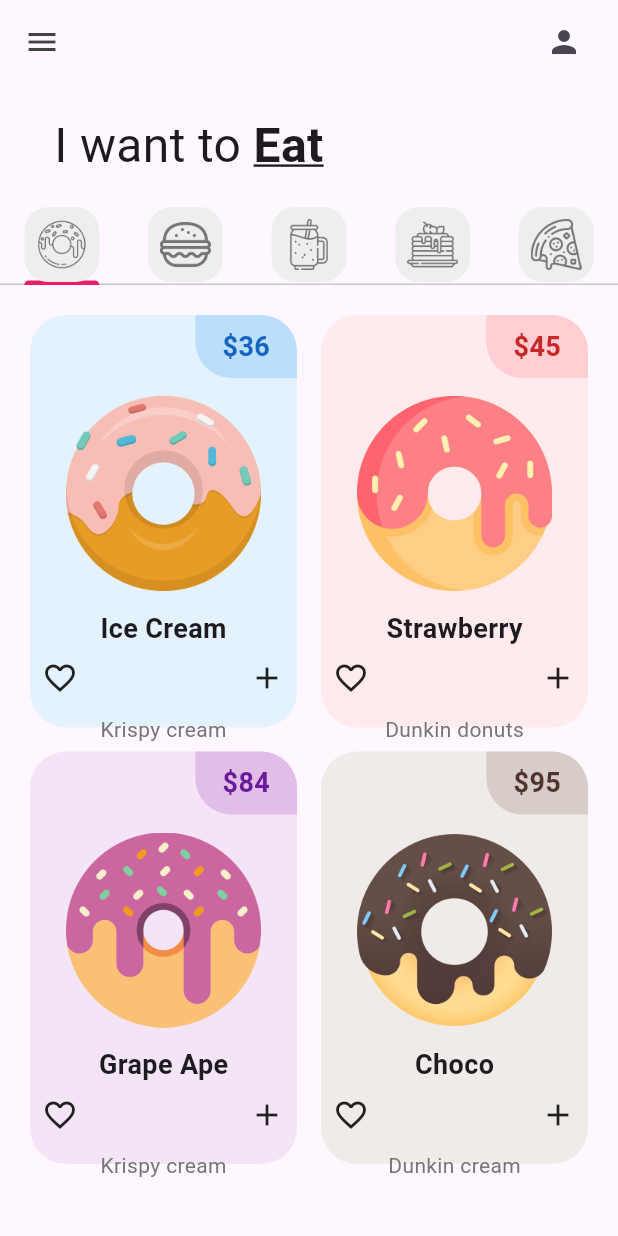
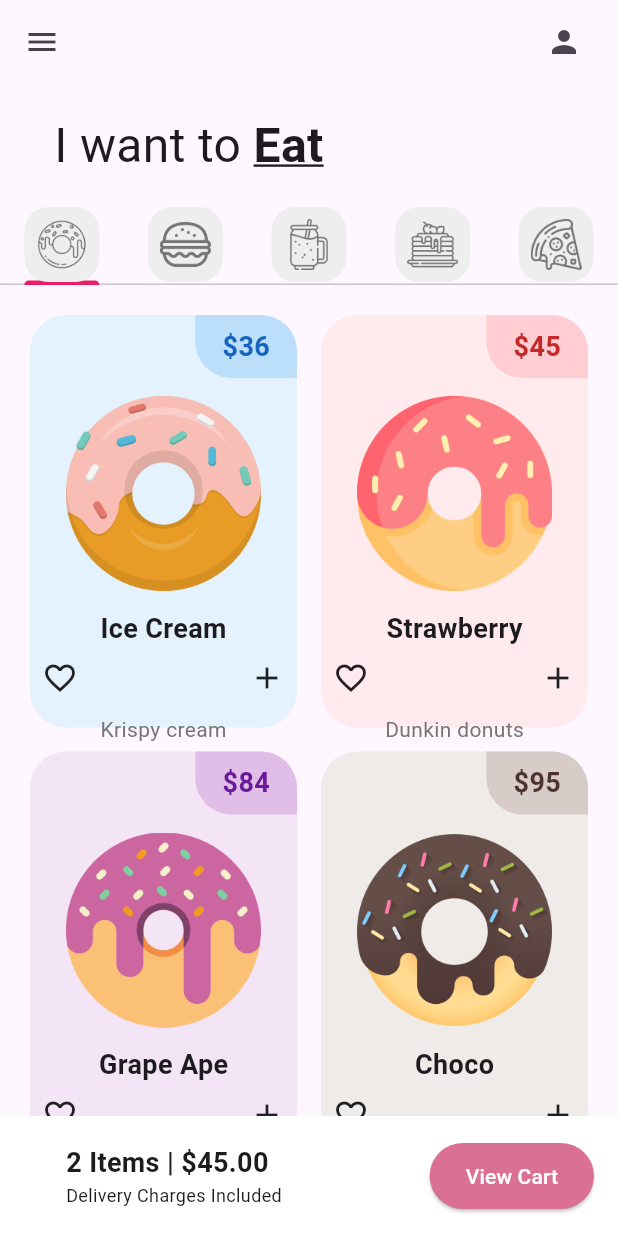
Before and after one commit to Jaimeescobar857/Donnut_App_2a_Escobar., a Flutter app: the screen it shows after launch, on a phone screen of 412 x 824 dp. Run offline on Flutter 3.47's test engine with Material 3 defaults, Android fonts, the phone set to English and light mode, and no system bars.

Commit message:
UI finished

```diff
--- a/lib/pages/home_page.dart
+++ b/lib/pages/home_page.dart
@@ -77,8 +77,45 @@ class _HomePageState extends State<HomePage> {
 
               ],
               ),
+            ),
+            //Carrito
+            Container(
+              color: Colors.white,
+              padding: EdgeInsets.all(16.0),
+              child: Row(
+                mainAxisAlignment: MainAxisAlignment.spaceBetween,
+                children: [
+                  Padding(padding: EdgeInsets.only(left: 28.0),
+                  child: Column(
+                    //Alinear a la izquierda(horizontal)
+                    crossAxisAlignment: CrossAxisAlignment.start,
+                    children: [
+                      Text("2 Items | \$45.00", style: TextStyle(fontWeight: FontWeight.bold, fontSize: 18,)
+                      ),
+                      Text("Delivery Charges Included",
+                      style: TextStyle(fontSize: 12),
+                      ),
+
+
+                    ],
+
+                    ),
+                    ),
+                  ElevatedButton(
+                        onPressed: () {},
+                        style: ElevatedButton.styleFrom(
+                          backgroundColor: const Color.fromARGB(255,218,113,148),
+                          padding: const EdgeInsets.symmetric(
+                            vertical: 12, horizontal: 24)),
+                      child: const Text(
+                        "View Cart", style: TextStyle(color: Colors.white),
+                      ),),
+                  ]
+
+              ),
+
+
             )
-            //Carrito
           ],
         )
       ),
--- a/lib/tabs/donut_tab.dart
+++ b/lib/tabs/donut_tab.dart
@@ -1,5 +1,4 @@
 import 'package:flutter/material.dart';
-import 'package:flutter_application_1/utils/donut_tile.dart';
 
 import 'donut_tile.dart';
 
```
